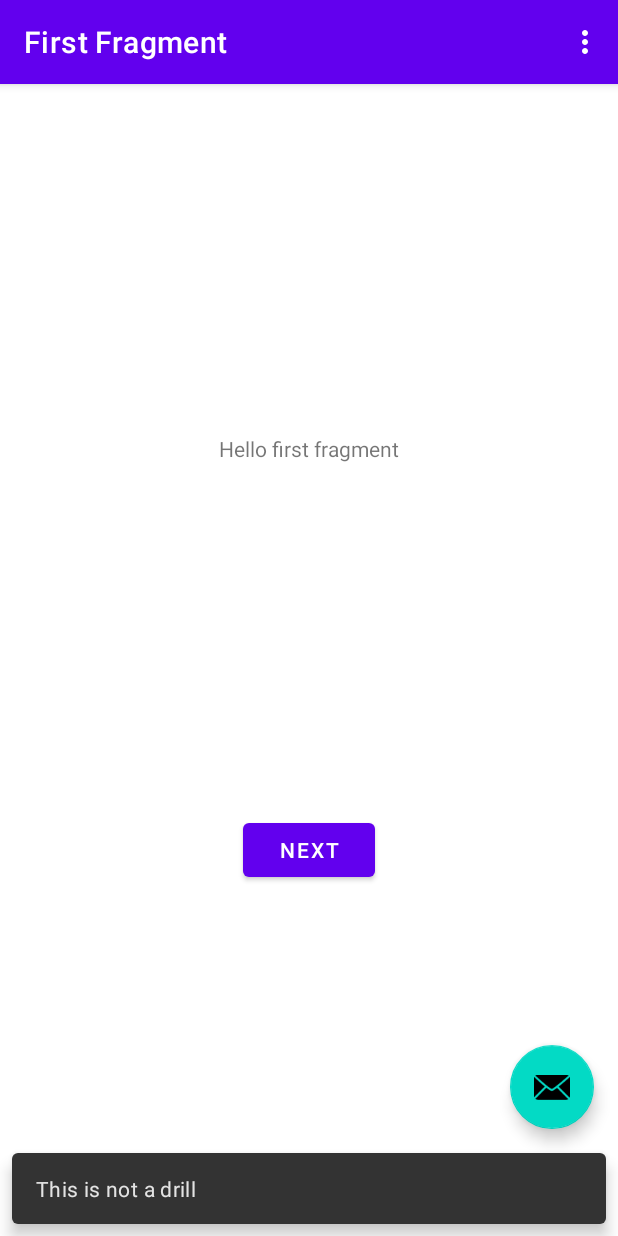
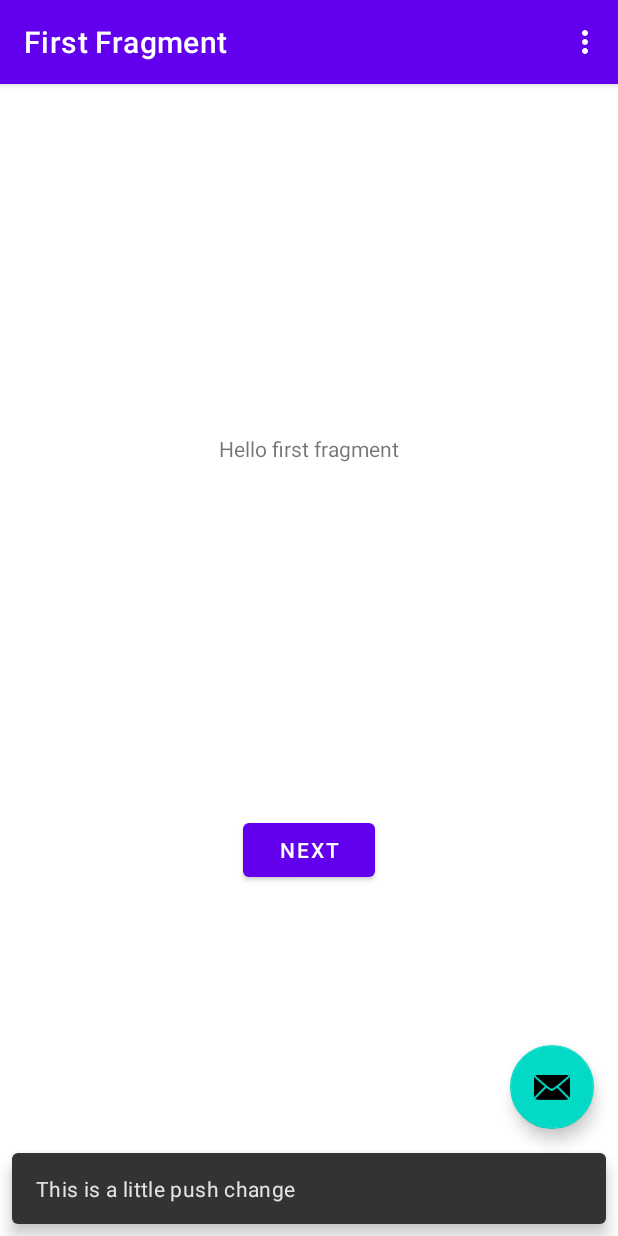
Before and after one commit to nurmu001/DevOpsSprintTwo, an Android app: the screen it shows after launch (MainActivity), after a tap on an icon or button, on a phone screen of 412 x 824 dp. Run offline under Robolectric (Android 15) with nearby library versions, the phone set to English and light mode, and no system bars; our stand-ins replace navigation-ui.

Commit message:
Testing action for the slides

```diff
--- a/app/src/main/java/com/example/devopssprinttwo/FirstFragment.java
+++ b/app/src/main/java/com/example/devopssprinttwo/FirstFragment.java
@@ -37,7 +37,6 @@ public class FirstFragment extends Fragment {
             }
         });
     }
-
     @Override
     public void onDestroyView() {
         super.onDestroyView();
--- a/app/src/main/java/com/example/devopssprinttwo/MainActivity.java
+++ b/app/src/main/java/com/example/devopssprinttwo/MainActivity.java
@@ -3,7 +3,6 @@ package com.example.devopssprinttwo;
 import android.os.Bundle;
 
 import com.google.android.material.snackbar.Snackbar;
-
 
 import androidx.appcompat.app.AppCompatActivity;
 
@@ -40,7 +39,7 @@ public class MainActivity extends AppCompatActivity {
         binding.fab.setOnClickListener(new View.OnClickListener() {
             @Override
             public void onClick(View view) {
-                Snackbar.make(view, "This is not a drill", Snackbar.LENGTH_LONG)
+                Snackbar.make(view, "This is a little push change", Snackbar.LENGTH_LONG)
                         .setAction("Action", null).show();
             }
         });
```
